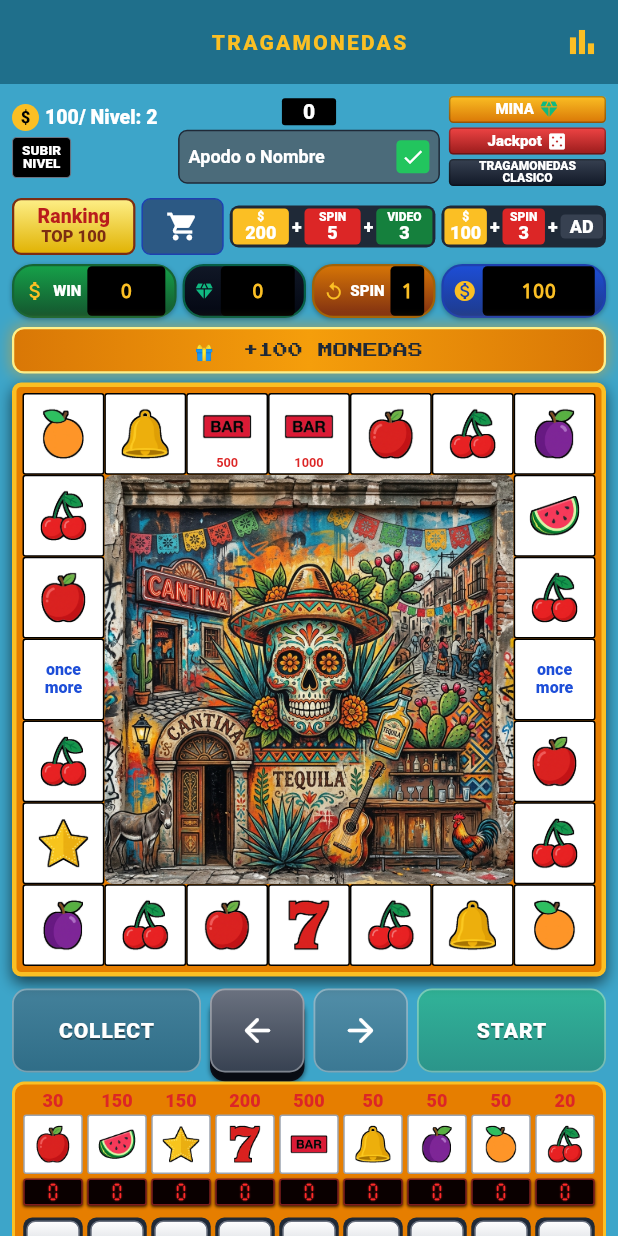
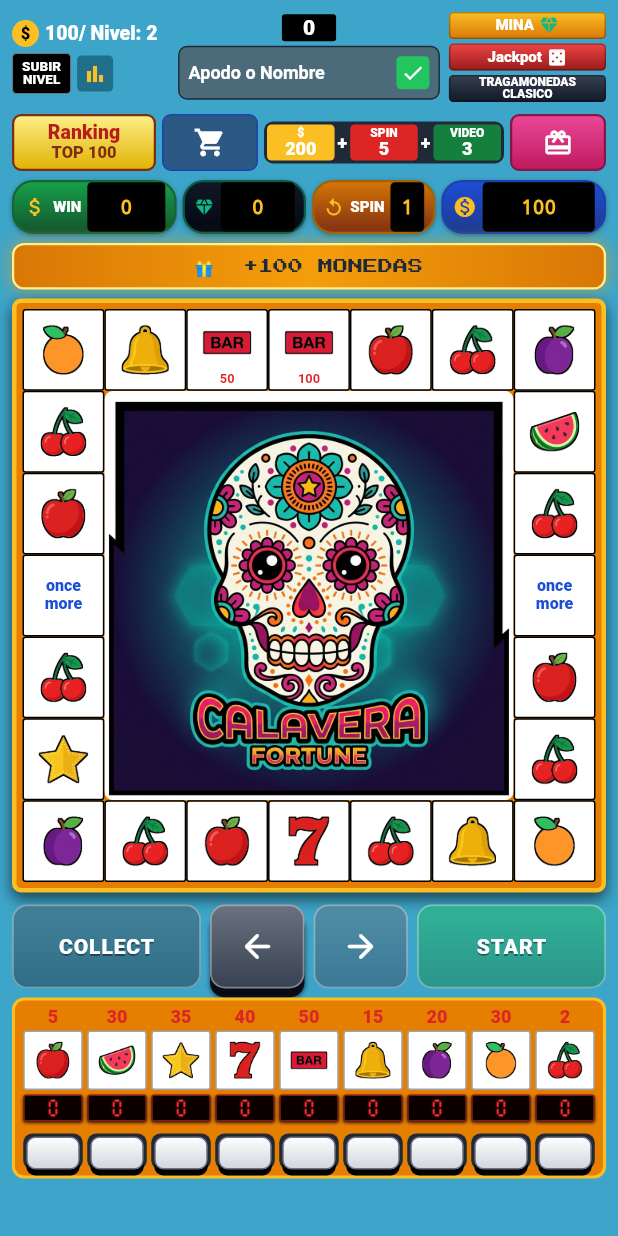
Before and after one commit to JorgeZ1/Tragamonedas, a Flutter app: the screen it shows after launch, on a phone screen of 412 x 824 dp. Run offline on Flutter 3.47's test engine with Material 3 defaults, Android fonts, the phone set to English and light mode, and no system bars; our stand-ins replace audioplayers, flutter_riverpod, google_fonts, sqflite_common_ffi; accounts and stored records are empty; Roboto replaces fonts that are missing (RobotoCondensed).

Commit message:
feat: implement core slot machine UI widgets, symbol data definitions, and central display container

```diff
--- a/lib/ui/screens/slot_screen.dart
+++ b/lib/ui/screens/slot_screen.dart
@@ -18,28 +18,6 @@ class SlotScreen extends ConsumerWidget {
 
     return Scaffold(
       backgroundColor: const Color(0xFF3DA5C9),
-      appBar: AppBar(
-        backgroundColor: const Color(0xFF1F6F8B),
-        elevation: 0,
-        centerTitle: true,
-        title: const Text(
-          'TRAGAMONEDAS',
-          style: TextStyle(
-            color: Color(0xFFFBBF24),
-            fontWeight: FontWeight.w900,
-            fontSize: 14,
-            letterSpacing: 1.5,
-          ),
-        ),
-        actions: [
-          IconButton(
-            icon: const Icon(Icons.bar_chart, color: Color(0xFFFBBF24)),
-            onPressed: () => Navigator.of(context).push(
-              MaterialPageRoute(builder: (_) => const StatsScreen()),
-            ),
-          ),
-        ],
-      ),
       body: SafeArea(
         child: SingleChildScrollView(
           child: Padding(
--- a/lib/ui/widgets/center_display.dart
+++ b/lib/ui/widgets/center_display.dart
@@ -18,19 +18,19 @@ class CenterDisplay extends ConsumerWidget {
       child: Stack(
         fit: StackFit.expand,
         children: [
-          // ── Background image (Mario-style landscape) ──────────────
+          // ── Background image ──────────────
           Image.asset(
             'assets/images/slot_center_bg.png',
-            fit: BoxFit.cover,
+            fit: BoxFit.fill,
           ),
 
-          // ── Message overlay ────────────────────────────────────────
-          if (s.messageTitle != null && !s.doublingActive)
-            _MessageOverlay(
-              symbol: s.messageSymbol,
-              title: s.messageTitle!,
-              details: s.messageDetails,
-            ),
+          // ── Message overlay (Disabled per user request) ────────────
+          // if (s.messageTitle != null && !s.doublingActive)
+          //   _MessageOverlay(
+          //     symbol: s.messageSymbol,
+          //     title: s.messageTitle!,
+          //     details: s.messageDetails,
+          //   ),
 
           // ── Doubling overlay ───────────────────────────────────────
           if (s.doublingActive) const DoubleUpOverlay(),
--- a/lib/ui/widgets/header_panel.dart
+++ b/lib/ui/widgets/header_panel.dart
@@ -2,6 +2,7 @@ import 'package:flutter/material.dart';
 import 'package:flutter_riverpod/flutter_riverpod.dart';
 
 import '../../state/providers.dart';
+import '../screens/stats_screen.dart';
 
 /// Full Mexican-arcade header. Three rows:
 ///   1) level + name input + Mina/Jackpot/Clásico stack
@@ -82,11 +83,29 @@ class _Row1 extends StatelessWidget {
                   ],
                 ),
                 const SizedBox(height: 4),
-                _SmallButton(
-                  label: 'SUBIR\nNIVEL',
-                  bg: Colors.black,
-                  fg: Colors.white,
-                  onTap: () => _soon(context),
+                Row(
+                  children: [
+                    _SmallButton(
+                      label: 'SUBIR\nNIVEL',
+                      bg: Colors.black,
+                      fg: Colors.white,
+                      onTap: () => _soon(context),
+                    ),
+                    const SizedBox(width: 4),
+                    GestureDetector(
+                      onTap: () => Navigator.of(context).push(
+                        MaterialPageRoute(builder: (_) => const StatsScreen()),
+                      ),
+                      child: Container(
+                        padding: const EdgeInsets.all(4),
+                        decoration: BoxDecoration(
+                          color: const Color(0xFF1F6F8B),
+                          borderRadius: BorderRadius.circular(3),
+                        ),
+                        child: const Icon(Icons.bar_chart, color: Color(0xFFFBBF24), size: 16),
+                      ),
+                    ),
+                  ],
                 ),
               ],
             ),
@@ -387,16 +406,24 @@ class _Row2Ads extends StatelessWidget {
             ),
           ),
           const SizedBox(width: 4),
-          // AD 2: $100 + 3 SPIN AD
+          // AD 2: Gift box (compact)
           Expanded(
-            flex: 4,
-            child: _AdBanner(
-              parts: const [
-                _AdPart(text: '100', leading: '\$', bg: Color(0xFFFBBF24)),
-                _AdPart(text: '3', leading: 'SPIN', bg: Color(0xFFDC2626)),
-                _AdPart(text: 'AD', leading: '', bg: Color(0xFF374151)),
-              ],
+            flex: 2,
+            child: GestureDetector(
               onTap: () => _soon(context),
+              child: Container(
+                decoration: BoxDecoration(
+                  gradient: const LinearGradient(
+                    colors: [Color(0xFFEC4899), Color(0xFFBE185D)],
+                    begin: Alignment.topCenter,
+                    end: Alignment.bottomCenter,
+                  ),
+                  borderRadius: BorderRadius.circular(6),
+                  border: Border.all(color: const Color(0xFF831843), width: 1.5),
+                ),
+                alignment: Alignment.center,
+                child: const Icon(Icons.card_giftcard, color: Colors.white, size: 20),
+              ),
             ),
           ),
         ],
--- a/lib/ui/widgets/slot_cell.dart
+++ b/lib/ui/widgets/slot_cell.dart
@@ -36,16 +36,27 @@ class _SlotCellState extends State<SlotCell>
   @override
   Widget build(BuildContext context) {
     final isWinner = widget.visual == SlotVisualState.winner;
+
+    if (isWinner) {
+      return AnimatedBuilder(
+        animation: _pulse,
+        builder: (context, _) => _buildCell(context),
+      );
+    }
+    return _buildCell(context);
+  }
+
+  Widget _buildCell(BuildContext context) {
+    final isWinner = widget.visual == SlotVisualState.winner;
     final isActive = widget.visual == SlotVisualState.active;
     final isDeactivated = widget.visual == SlotVisualState.deactivated;
 
     // Border color
     Color borderColor;
     if (isWinner) {
-      borderColor = Color.lerp(
-          const Color(0xFFFBBF24), const Color(0xFFEF4444), _pulse.value)!;
+      borderColor = Color.lerp(Colors.redAccent, Colors.black, _pulse.value)!;
     } else if (isActive) {
-      borderColor = const Color(0xFFFBBF24);
+      borderColor = Colors.redAccent; // The user wants the spin path marked red
     } else {
       borderColor = Colors.black; // very sharp black line
     }
@@ -55,23 +66,25 @@ class _SlotCellState extends State<SlotCell>
     if (isDeactivated) {
       bgColor = const Color(0xFF6B7280);
     } else if (isWinner) {
-      bgColor = Color.lerp(Colors.white, const Color(0xFFFEF9C3), _pulse.value)!;
+      bgColor = Color.lerp(Colors.red, Colors.white, _pulse.value)!;
     } else if (widget.visual == SlotVisualState.eventWon) {
       bgColor = const Color(0xFFD1FAE5);
+    } else if (isActive) {
+      bgColor = Colors.red; // highly saturated red background for active cell
     } else {
       bgColor = Colors.white;
     }
 
-    Widget cell = AnimatedContainer(
+    return AnimatedContainer(
       duration: const Duration(milliseconds: 100),
       decoration: BoxDecoration(
         color: bgColor,
         borderRadius: BorderRadius.circular(2),
-        border: Border.all(color: borderColor, width: isActive || isWinner ? 2 : 1),
+        border: Border.all(color: borderColor, width: isActive || isWinner ? 3 : 1),
         boxShadow: isActive
-            ? [BoxShadow(color: const Color(0xFFFBBF24).withValues(alpha: 0.6), blurRadius: 6)]
+            ? [BoxShadow(color: Colors.redAccent.withValues(alpha: 0.8), blurRadius: 8, spreadRadius: 2)]
             : isWinner
-                ? [BoxShadow(color: const Color(0xFFFBBF24).withValues(alpha: 0.8 * _pulse.value), blurRadius: 8, spreadRadius: 1)]
+                ? [BoxShadow(color: Colors.redAccent.withValues(alpha: 0.8 * (1.0 - _pulse.value)), blurRadius: 8, spreadRadius: 2)]
                 : null,
       ),
       alignment: Alignment.center,
@@ -81,12 +94,6 @@ class _SlotCellState extends State<SlotCell>
         child: _SymbolDisplay(symbol: widget.symbol),
       ),
     );
-
-    if (isWinner) {
-      cell = AnimatedBuilder(animation: _pulse, builder: (_, __) => cell);
-    }
-
-    return cell;
   }
 }
 
```
Also changed, not shown: lib/data/symbols.dart (+19 -19 lines), assets/images/slot_center_bg.png.
